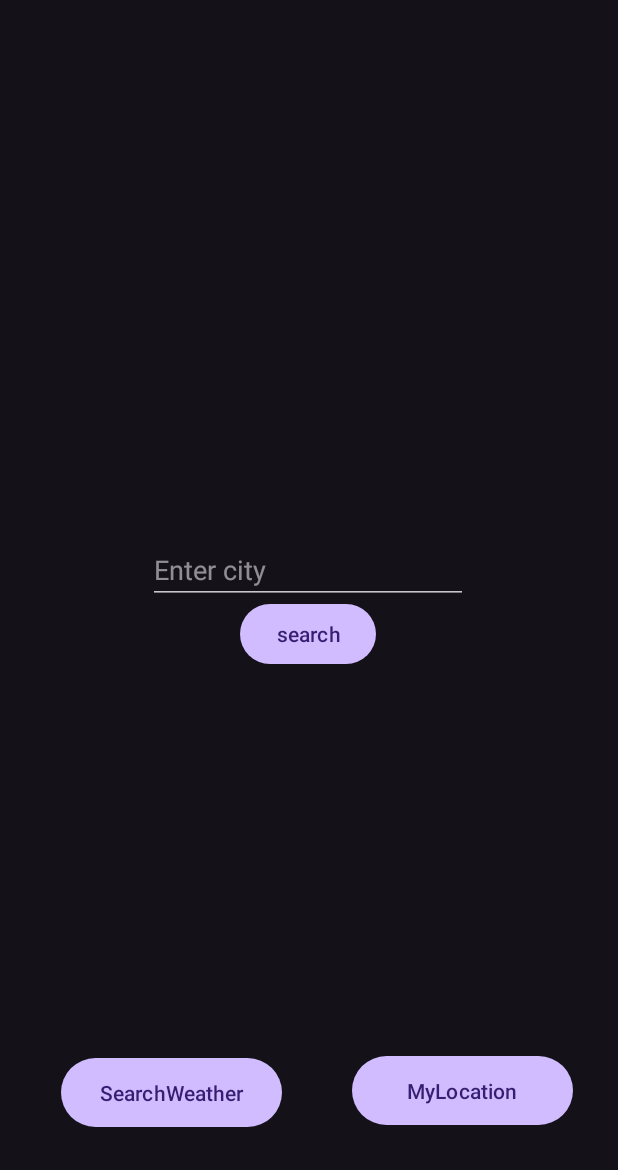
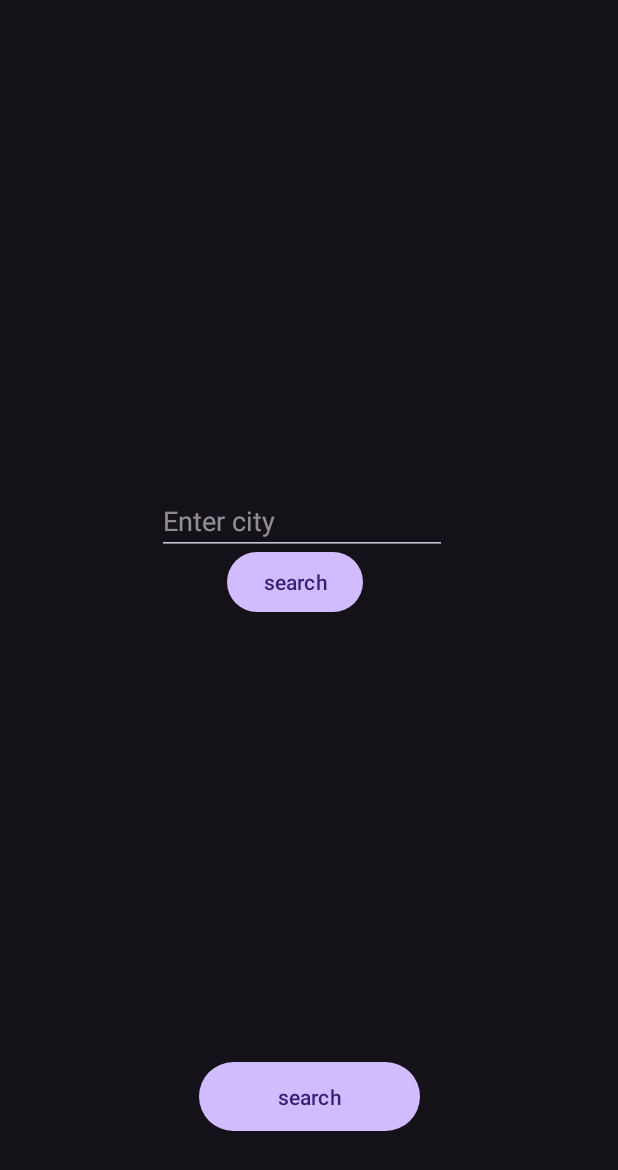
Before and after one commit to MohammedMohammed2/Mobilt_java23_Mohammed_Mohammed_API_intergration_v4, an Android app: the BlankFragment2 screen opened through its navigation route, on a phone screen of 412 x 824 dp. Shown: the top 1170 px of the screen. Run offline under Robolectric (Android 15) with nearby library versions, the phone set to English and light mode, and no system bars; our stand-ins replace Volley; network calls fail; pictures from the network do not load.

Commit message:
almost done

```diff
--- a/app/build.gradle.kts
+++ b/app/build.gradle.kts
@@ -37,6 +37,7 @@ android {
 }
 
 dependencies {
+    implementation(libs.play.services.location)
     implementation (libs.glide)
     annotationProcessor (libs.compiler)
     implementation(libs.coil.compose)
--- a/app/src/main/java/com/gritacademy/apiandroidapp/BlankFragment.kt
+++ b/app/src/main/java/com/gritacademy/apiandroidapp/BlankFragment.kt
@@ -1,5 +1,7 @@
 package com.gritacademy.apiandroidapp
 
+import android.content.Context
+import android.content.pm.PackageManager
 import android.os.Bundle
 import android.util.Log
 import androidx.fragment.app.Fragment
@@ -8,11 +10,14 @@ import android.view.View
 import android.view.ViewGroup
 import android.widget.ImageView
 import android.widget.TextView
+import androidx.core.content.ContextCompat
 import com.android.volley.Request
 import com.android.volley.RequestQueue
 import com.android.volley.toolbox.StringRequest
 import com.android.volley.toolbox.Volley
 import com.bumptech.glide.Glide
+import com.google.android.gms.location.FusedLocationProviderClient
+import com.google.android.gms.location.LocationServices
 import org.json.JSONObject
 
 class BlankFragment : Fragment(R.layout.fragment_blank) {
@@ -20,6 +25,7 @@ class BlankFragment : Fragment(R.layout.fragment_blank) {
     lateinit var tvTemp: TextView
     lateinit var tvFeelsLike: TextView
     lateinit var tvHumidity: TextView
+
     override fun onViewCreated(view: View, savedInstanceState: Bundle?) {
         super.onViewCreated(view, savedInstanceState)
 
--- a/app/src/main/java/com/gritacademy/apiandroidapp/MainActivity.kt
+++ b/app/src/main/java/com/gritacademy/apiandroidapp/MainActivity.kt
@@ -9,12 +9,16 @@ import android.widget.TextView
 import android.widget.Toast
 import androidx.activity.enableEdgeToEdge
 import androidx.appcompat.app.AppCompatActivity
+import androidx.constraintlayout.widget.ConstraintLayout
 import androidx.core.view.ViewCompat
 import androidx.core.view.WindowInsetsCompat
+import androidx.navigation.findNavController
+import androidx.navigation.fragment.NavHostFragment
 import com.google.firebase.Firebase
 import com.google.firebase.FirebaseApp
 import com.google.firebase.auth.FirebaseAuth
 import com.google.firebase.firestore.firestore
+
 import org.json.JSONObject
 import kotlin.math.log
 
--- a/app/src/main/res/layout/activity_main2.xml
+++ b/app/src/main/res/layout/activity_main2.xml
@@ -11,26 +11,13 @@
         android:id="@+id/searchBtn"
         android:layout_width="147dp"
         android:layout_height="54dp"
-        android:layout_marginEnd="224dp"
-        android:text="SearchWeather"
+        android:layout_marginEnd="132dp"
+        android:text="search"
         app:layout_constraintBottom_toBottomOf="parent"
         app:layout_constraintEnd_toEndOf="parent"
         app:layout_constraintHorizontal_bias="0.831"
-        app:layout_constraintStart_toEndOf="@+id/MyLocation"
         app:layout_constraintTop_toTopOf="parent"
-        app:layout_constraintVertical_bias="0.911" />
-
-    <Button
-        android:id="@+id/locationBtn"
-        android:layout_width="147dp"
-        android:layout_height="54dp"
-        android:text="MyLocation"
-        app:layout_constraintBottom_toBottomOf="parent"
-        app:layout_constraintEnd_toEndOf="parent"
-        app:layout_constraintHorizontal_bias="0.886"
-        app:layout_constraintStart_toStartOf="parent"
-        app:layout_constraintTop_toTopOf="parent"
-        app:layout_constraintVertical_bias="0.909" />
+        app:layout_constraintVertical_bias="0.914" />
 
     <androidx.fragment.app.FragmentContainerView
         android:id="@+id/fragmentContainerView2"
@@ -43,6 +30,7 @@
         app:layout_constraintStart_toStartOf="parent"
         app:layout_constraintTop_toTopOf="parent"
         app:layout_constraintVertical_bias="0.121"
+        class= "androidx.navigation.fragment.NavHostFragment"
         app:navGraph="@navigation/nav"
         />
 
--- a/app/src/main/res/layout/fragment_blank2.xml
+++ b/app/src/main/res/layout/fragment_blank2.xml
@@ -17,7 +17,7 @@
         app:layout_constraintHorizontal_bias="0.0"
         app:layout_constraintStart_toStartOf="parent"
         app:layout_constraintTop_toTopOf="parent"
-        app:layout_constraintVertical_bias="0.0" />
+        app:layout_constraintVertical_bias="1.0" />
 
     <TextView
         android:id="@+id/textView3"
@@ -25,47 +25,47 @@
         android:layout_height="23dp"
         app:layout_constraintBottom_toBottomOf="parent"
         app:layout_constraintEnd_toEndOf="parent"
-        app:layout_constraintHorizontal_bias="0.602"
+        app:layout_constraintHorizontal_bias="0.465"
         app:layout_constraintStart_toStartOf="parent"
         app:layout_constraintTop_toTopOf="parent"
-        app:layout_constraintVertical_bias="0.48" />
+        app:layout_constraintVertical_bias="0.508" />
 
     <TextView
         android:id="@+id/textView4"
-        android:layout_width="129dp"
+        android:layout_width="178dp"
         android:layout_height="23dp"
         app:layout_constraintBottom_toBottomOf="parent"
         app:layout_constraintEnd_toEndOf="parent"
-        app:layout_constraintHorizontal_bias="0.514"
+        app:layout_constraintHorizontal_bias="0.467"
         app:layout_constraintStart_toStartOf="parent"
         app:layout_constraintTop_toTopOf="@+id/textView5"
-        app:layout_constraintVertical_bias="0.605" />
+        app:layout_constraintVertical_bias="0.573" />
 
     <ImageView
         android:id="@+id/imageView"
-        android:layout_width="wrap_content"
-        android:layout_height="wrap_content"
+        android:layout_width="180dp"
+        android:layout_height="180dp"
         app:layout_constraintBottom_toTopOf="@+id/textView4"
         app:layout_constraintEnd_toEndOf="parent"
-        app:layout_constraintHorizontal_bias="0.498"
+        app:layout_constraintHorizontal_bias="0.497"
         app:layout_constraintStart_toStartOf="parent"
         app:layout_constraintTop_toTopOf="@+id/textView5"
-        app:layout_constraintVertical_bias="0.572"
+        app:layout_constraintVertical_bias="0.512"
         tools:src="@tools:sample/avatars" />
 
     <EditText
         android:id="@+id/editTextText"
-        android:layout_width="wrap_content"
-        android:layout_height="wrap_content"
+        android:layout_width="193dp"
+        android:layout_height="40dp"
         android:ems="10"
         android:hint="Enter city"
         android:inputType="text"
         app:layout_constraintBottom_toBottomOf="@+id/textView5"
         app:layout_constraintEnd_toEndOf="parent"
-        app:layout_constraintHorizontal_bias="0.497"
+        app:layout_constraintHorizontal_bias="0.467"
         app:layout_constraintStart_toStartOf="parent"
         app:layout_constraintTop_toTopOf="parent"
-        app:layout_constraintVertical_bias="0.711" />
+        app:layout_constraintVertical_bias="0.641" />
 
     <Button
         android:id="@+id/button2"
@@ -74,19 +74,20 @@
         android:text="search"
         app:layout_constraintBottom_toBottomOf="parent"
         app:layout_constraintEnd_toEndOf="@+id/textView5"
+        app:layout_constraintHorizontal_bias="0.459"
         app:layout_constraintStart_toStartOf="parent"
         app:layout_constraintTop_toTopOf="parent"
-        app:layout_constraintVertical_bias="0.808" />
+        app:layout_constraintVertical_bias="0.73" />
 
     <TextView
         android:id="@+id/textView2"
-        android:layout_width="145dp"
-        android:layout_height="22dp"
+        android:layout_width="178dp"
+        android:layout_height="23dp"
         app:layout_constraintBottom_toBottomOf="parent"
         app:layout_constraintEnd_toEndOf="@+id/textView5"
-        app:layout_constraintHorizontal_bias="0.545"
+        app:layout_constraintHorizontal_bias="0.468"
         app:layout_constraintStart_toStartOf="parent"
         app:layout_constraintTop_toTopOf="parent"
-        app:layout_constraintVertical_bias="0.55" />
+        app:layout_constraintVertical_bias="0.541" />
 
 </androidx.constraintlayout.widget.ConstraintLayout>
--- a/app/src/main/res/navigation/nav.xml
+++ b/app/src/main/res/navigation/nav.xml
@@ -26,7 +26,9 @@
             app:destination="@id/blankFragment2" />
         <action
             android:id="@+id/action_blankFragment22_to_mainActivity22"
-            app:destination="@id/mainActivity22" />
+            app:destination="@id/mainActivity22"
+            app:popUpTo="@id/mainActivity22"
+            app:popUpToInclusive="true" />
     </fragment>
     <activity
         android:id="@+id/mainActivity22"
--- a/gradle/libs.versions.toml
+++ b/gradle/libs.versions.toml
@@ -17,6 +17,7 @@ firebaseAuthKtx = "23.0.0"
 firebaseFirestoreKtx = "25.1.0"
 picasso = "2.8"
 picassoVersion = "2.6.0-SNAPSHOT"
+playServicesLocation = "21.3.0"
 retrofit = "2.9.0"
 volley = "1.2.1"
 navigationFragmentKtx = "2.8.0"
@@ -40,6 +41,7 @@ firebase-auth-ktx = { group = "com.google.firebase", name = "firebase-auth-ktx",
 firebase-firestore-ktx = { group = "com.google.firebase", name = "firebase-firestore-ktx", version.ref = "firebaseFirestoreKtx" }
 picasso = { module = "com.squareup.picasso:picasso", version.ref = "picasso" }
 picasso-v260snapshot = { module = "com.squareup.picasso:picasso", version.ref = "picassoVersion" }
+play-services-location = { module = "com.google.android.gms:play-services-location", version.ref = "playServicesLocation" }
 retrofit = { module = "com.squareup.retrofit2:retrofit", version.ref = "retrofit" }
 volley = { group = "com.android.volley", name = "volley", version.ref = "volley" }
 androidx-navigation-fragment-ktx = { group = "androidx.navigation", name = "navigation-fragment-ktx", version.ref = "navigationFragmentKtx" }
```
Also changed, not shown: app/src/main/AndroidManifest.xml (+3 -4 lines), app/src/main/java/com/gritacademy/apiandroidapp/MainActivity2.kt (+16 -17 lines).
